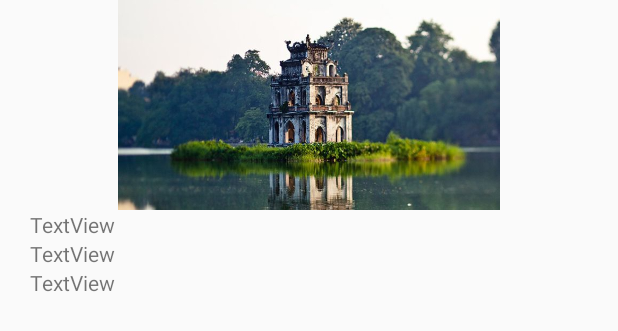
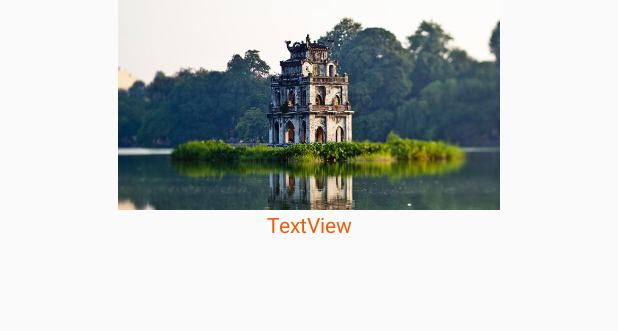
Before and after one commit to DoAnHocKi7/Android_QuanLiTourDuLich, an Android app: the layout item_row_tour.xml on its own in the app's theme, with its tools: preview values and no code run, on a phone screen of 412 x 824 dp. Shown: the top 331 px of the screen. Run offline under Robolectric (Android 15) with nearby library versions, the phone set to English and light mode, and no system bars; network calls fail.

Commit message:
hoan_thanh_showTour
da điều chỉnh nhưng chưa đẹp

```diff
--- a/QL_TourDuLich/app/src/main/AndroidManifest.xml
+++ b/QL_TourDuLich/app/src/main/AndroidManifest.xml
@@ -21,9 +21,7 @@
                 <category android:name="android.intent.category.LAUNCHER" />
             </intent-filter>
         </activity>
-        <activity android:name=".View.Main2Activity">
 
-        </activity>
     </application>
 
 </manifest>
--- a/QL_TourDuLich/app/src/main/java/com/example/tranthibay/ql_tourdulich/Adapter/TourRecyclerViewAdapter.java
+++ b/QL_TourDuLich/app/src/main/java/com/example/tranthibay/ql_tourdulich/Adapter/TourRecyclerViewAdapter.java
@@ -42,10 +42,10 @@ public class TourRecyclerViewAdapter extends RecyclerView.Adapter<TourRecyclerVi
     @Override
     public void onBindViewHolder(RecyclerViewHolder holder, int position) {
         holder.tv_TenTour.setText( data.get( position ).getTenTour() );
-        holder.tv_GiaTour.setText( String.valueOf( data.get( position ).getGia() ) );
+        holder.tv_GiaTour.setText( "Giá: " + String.valueOf( data.get( position ).getGia() ) );
 
         String imgSrc = data.get( position ).getHinhAnh();
-        Picasso.get().load(imgSrc).into(holder.img_Tour);
+        Picasso.get().load( imgSrc ).into( holder.img_Tour );
 
 
     }
--- a/QL_TourDuLich/app/src/main/java/com/example/tranthibay/ql_tourdulich/Constants/PHPConnectionConstants.java
+++ b/QL_TourDuLich/app/src/main/java/com/example/tranthibay/ql_tourdulich/Constants/PHPConnectionConstants.java
@@ -1,7 +1,7 @@
 package com.example.tranthibay.ql_tourdulich.Constants;
 
 public class PHPConnectionConstants {
-    public static final String IP = "192.168.110.2";
+    public static final String IP = "192.168.0.121";
     public static final String PORT = "8080";
     public static final String HOST="http://"+ PHPConnectionConstants.IP+":"+ PHPConnectionConstants.PORT;
 }
--- a/QL_TourDuLich/app/src/main/java/com/example/tranthibay/ql_tourdulich/Model/ShowTour/TourModel.java
+++ b/QL_TourDuLich/app/src/main/java/com/example/tranthibay/ql_tourdulich/Model/ShowTour/TourModel.java
@@ -1,6 +1,7 @@
 package com.example.tranthibay.ql_tourdulich.Model.ShowTour;
 
 public class TourModel {
+
 
     private String maTour;
 
--- a/QL_TourDuLich/app/src/main/java/com/example/tranthibay/ql_tourdulich/View/MainActivity.java
+++ b/QL_TourDuLich/app/src/main/java/com/example/tranthibay/ql_tourdulich/View/MainActivity.java
@@ -26,7 +26,8 @@ public class MainActivity extends AppCompatActivity {
         super.onCreate( savedInstanceState );
         setContentView( R.layout.activity_main );
 
-
+        int x = 5;
+        x = x + 5;
 
         this.bottomNavigationView = (BottomNavigationView) findViewById( R.id.bottomNav );
         this.selectedFragment = new Fragment1();
--- a/QL_TourDuLich/app/src/main/java/com/example/tranthibay/ql_tourdulich/View/ShowTour/Fragment1.java
+++ b/QL_TourDuLich/app/src/main/java/com/example/tranthibay/ql_tourdulich/View/ShowTour/Fragment1.java
@@ -31,7 +31,7 @@ public class Fragment1 extends Fragment {
     @Nullable
     @Override
     public View onCreateView(@NonNull LayoutInflater inflater, @Nullable ViewGroup container, @Nullable Bundle savedInstanceState) {
-        View view = inflater.inflate( R.layout.fragment1_layout, container, false );
+        View view = inflater.inflate( R.layout.fragment_show_tour, container, false );
         mRecyclerView = (RecyclerView) view.findViewById( R.id.recycle_ShowTour );
         data = new ArrayList<>();
 
--- a/QL_TourDuLich/app/src/main/res/layout/fragment1_layout.xml
+++ b/QL_TourDuLich/app/src/main/res/layout/fragment_show_tour.xml
@@ -7,10 +7,11 @@
     android:weightSum="1">
 
 
-
     <android.support.v7.widget.RecyclerView
         android:id="@+id/recycle_ShowTour"
         android:layout_width="0dp"
         android:layout_height="wrap_content"
-        android:layout_weight="1"></android.support.v7.widget.RecyclerView>
+        android:layout_weight="1">
+
+    </android.support.v7.widget.RecyclerView>
 </LinearLayout>
--- a/QL_TourDuLich/app/src/main/res/layout/item_row_tour.xml
+++ b/QL_TourDuLich/app/src/main/res/layout/item_row_tour.xml
@@ -14,20 +14,26 @@
         app:srcCompat="@drawable/ho_guom" />
 
     <TextView
+        android:id="@+id/textView6"
+        android:layout_width="match_parent"
+        android:layout_height="wrap_content"
+        android:gravity="center"
+        android:text="TextView"
+        android:textColor="#ed5d03" />
+
+    <TextView
         android:id="@+id/tv_TenTour"
         android:layout_width="match_parent"
         android:layout_height="wrap_content"
-        android:text="TextView" />
+        android:gravity="center"
+        android:textColor="#0567de" />
 
     <TextView
         android:id="@+id/frag_ShowTour_tv_GiaTour"
         android:layout_width="match_parent"
         android:layout_height="wrap_content"
-        android:text="TextView" />
+        android:gravity="center"
+        android:textColor="#f53737" />
 
-    <TextView
-        android:id="@+id/textView6"
-        android:layout_width="match_parent"
-        android:layout_height="wrap_content"
-        android:text="TextView" />
+
 </LinearLayout>
```
Also changed, not shown: QL_TourDuLich/app/src/main/java/com/example/tranthibay/ql_tourdulich/View/Main2Activity.java (deleted, +0 -99 lines), QL_TourDuLich/app/src/main/res/layout/activity_main2.xml (deleted, +0 -15 lines).
